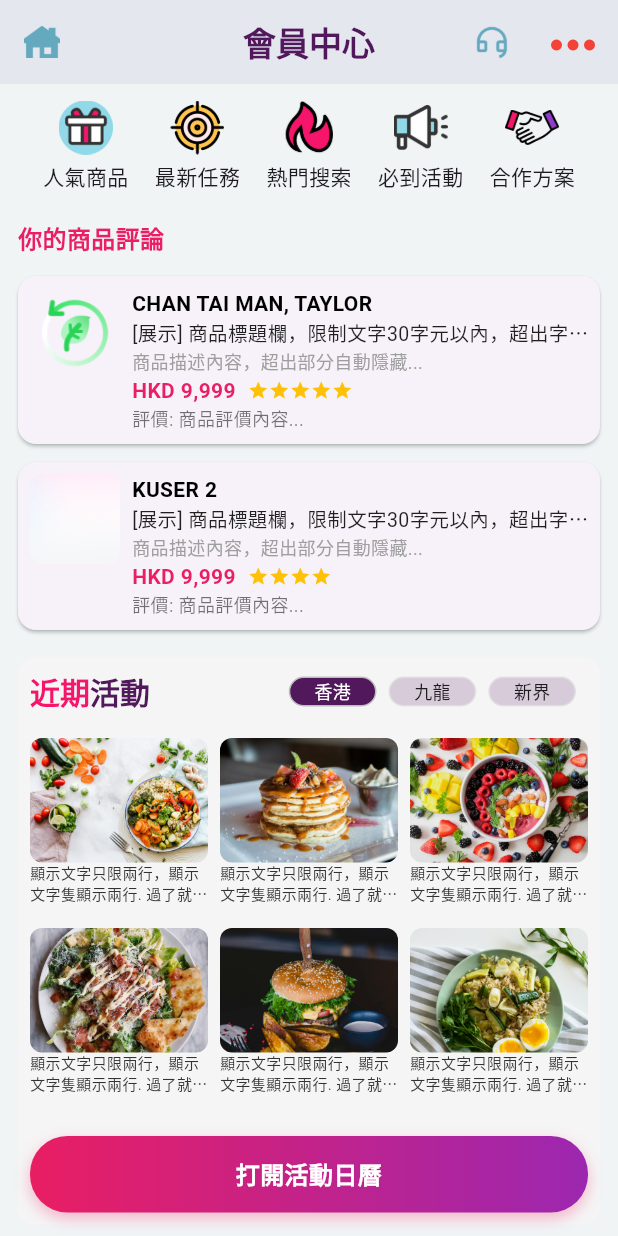
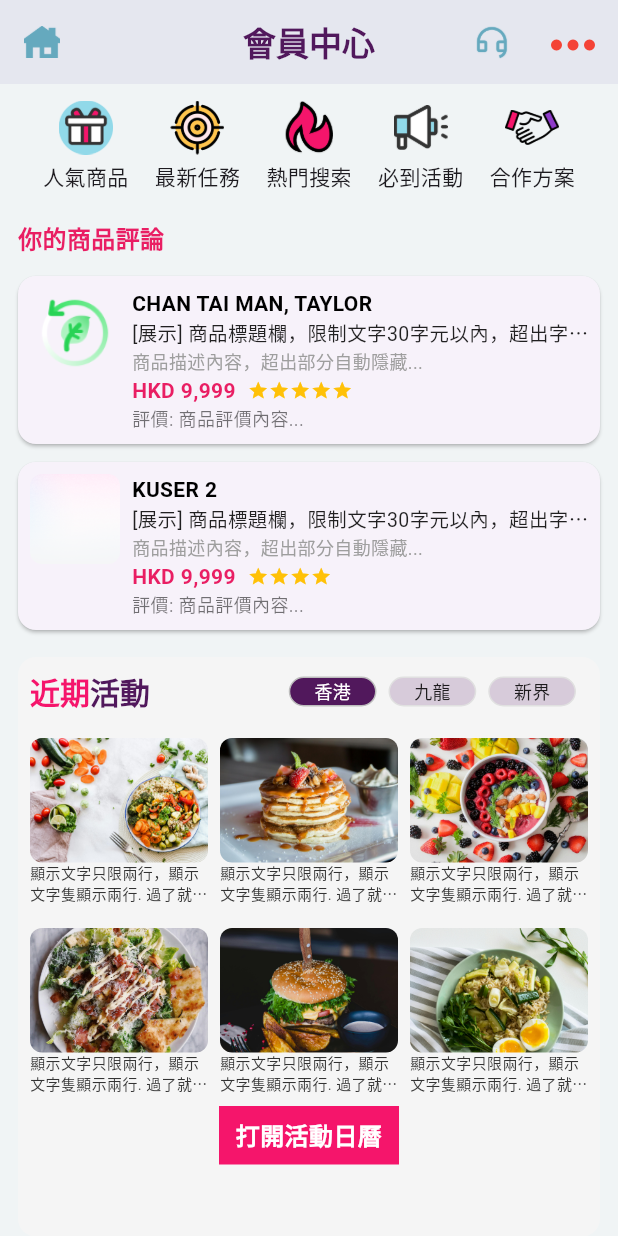
Before and after one commit to wangqiwei66/business_synerthink, a Flutter app: the MemberCenterView screen opened directly, scrolled down 739 dp, on a phone screen of 412 x 824 dp. Run offline on Flutter 3.47's test engine with Material 3 defaults, Android fonts, the light colour scheme and no system bars; our stand-ins replace auto_size_text, cached_network_image, dio, fl_chart, flutter_animate, flutter_easyloading and 15 more; missing offline and left inert: dart:ffi, flutter_cupertino_datetime_picker, fluwx, jwt_decode, qr_code_scanner; accounts and stored records are empty; Roboto replaces fonts that are missing (PingFang SC).

Commit message:
refactor(member_center_view): 简化活动日历按钮样式并使用EasyLoading提示
移除复杂的渐变和阴影效果，简化按钮样式
使用EasyLoading代替Get.snackbar显示提示信息
调整按钮尺寸和间距

```diff
--- a/lib/app/pages/sidemenu/member_center_view.dart
+++ b/lib/app/pages/sidemenu/member_center_view.dart
@@ -1,5 +1,6 @@
 import 'package:flutter/material.dart';
 import 'package:flutter/rendering.dart';
+import 'package:flutter_easyloading/flutter_easyloading.dart';
 import 'package:get/get.dart';
 import 'package:tiny_weight/app/config/color.dart';
 import 'package:tiny_weight/app/config/path.dart';
@@ -1233,33 +1234,18 @@ class MemberCenterView extends StatelessWidget {
               );
             },
           ),
-          const SizedBox(height: 20),
           // 打开活动日历按钮
           Center(
             child: GestureDetector(
               onTap: () {
                 // TODO: 实现打开活动日历功能
-                Get.snackbar('提示', '打開活動日曆功能待實現');
+                EasyLoading.showInfo('打開活動日曆功能待實現');
               },
               child: Container(
-                width: double.infinity,
-                padding:
-                    const EdgeInsets.symmetric(horizontal: 32, vertical: 14),
-                decoration: BoxDecoration(
-                  gradient: const LinearGradient(
-                    colors: [Color(0xFFE91E63), Color(0xFF9C27B0)],
-                    begin: Alignment.centerLeft,
-                    end: Alignment.centerRight,
-                  ),
-                  borderRadius: BorderRadius.circular(25),
-                  boxShadow: [
-                    BoxShadow(
-                      color: const Color(0xFFE91E63).withOpacity(0.3),
-                      spreadRadius: 0,
-                      blurRadius: 8,
-                      offset: const Offset(0, 4),
-                    ),
-                  ],
+                width: 120,
+                padding: const EdgeInsets.symmetric(horizontal: 8, vertical: 8),
+                decoration: const BoxDecoration(
+                  color: Color(0xFFF5156B),
                 ),
                 child: const Text(
                   '打開活動日曆',
@@ -1273,6 +1259,9 @@ class MemberCenterView extends StatelessWidget {
               ),
             ),
           ),
+          const SizedBox(
+            height: 40,
+          )
         ],
       ),
     );
```
